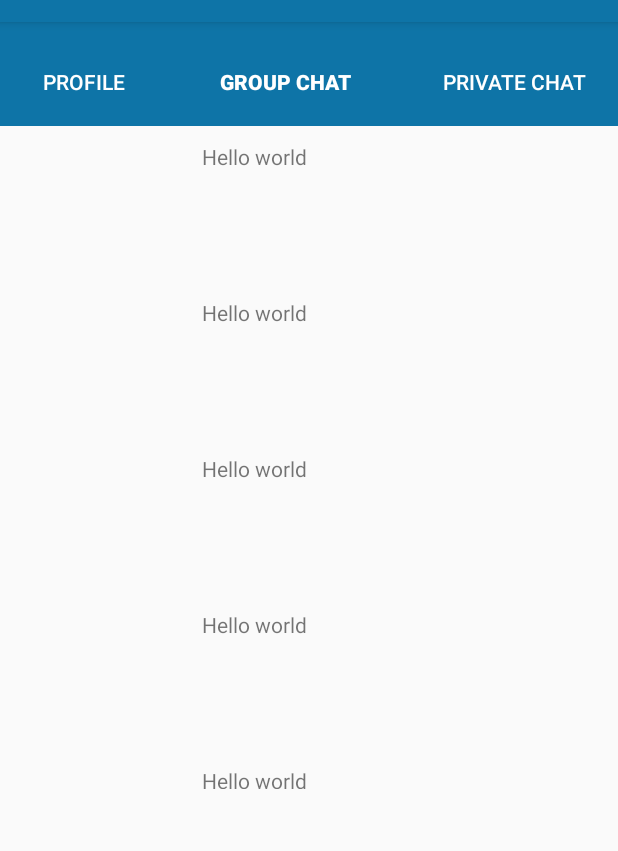
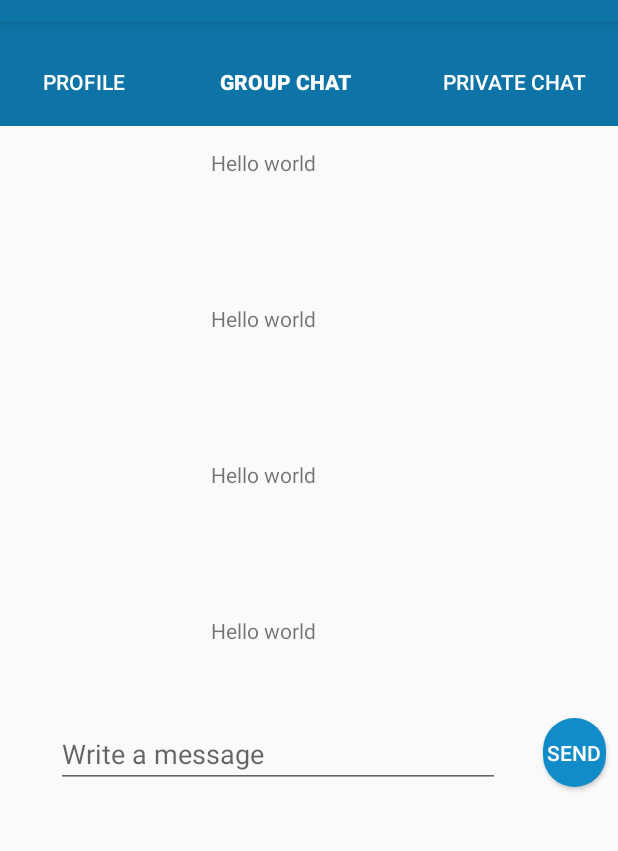
Before and after one commit to Projets5A/androidAppChat, an Android app: the Chat screen opened directly, with no data from a screen before it, on a phone screen of 412 x 824 dp, the part 62-913 px from its top. Run offline under Robolectric (Android 15) with nearby library versions, the phone set to English and light mode, and no system bars.

Commit message:
champ message sur chat et page profile

```diff
--- a/app/src/main/java/com/example/kruse/myapplication/Chat.java
+++ b/app/src/main/java/com/example/kruse/myapplication/Chat.java
@@ -14,13 +14,20 @@ import android.widget.TextView;
 import java.util.ArrayList;
 import java.util.List;
 
-public class Chat extends AppCompatActivity {
+public class Chat extends AppCompatActivity implements OnMessagePostListener {
+
+    private TextView messageView;
+    private PostGroupeMessagesTask postMessageTask = null;
 
     @Override
     protected void onCreate(Bundle savedInstanceState) {
         super.onCreate(savedInstanceState);
         setContentView(R.layout.activity_chat);
         Button buttonProfile = findViewById(R.id.profile);
+        Button buttonWriteMessage = findViewById(R.id.WriteMessage);
+
+        messageView = findViewById(R.id.messageChat);
+
 
         buttonProfile.setOnClickListener(new View.OnClickListener() {
             @Override
@@ -29,10 +36,20 @@ public class Chat extends AppCompatActivity {
             }
         });
 
+        buttonWriteMessage.setOnClickListener(new View.OnClickListener() {
+            @Override
+            public void onClick(View view) {
+                onButtonWriteMessageClick();
+            }
+        });
+
         RecyclerView recyclerView = (RecyclerView) findViewById(R.id.recycler_view_id);
 
         GetGroupeMessagesTask getGroupMessages = new GetGroupeMessagesTask();
         getGroupMessages.execute();
+
+
+
 
         List<String> messages = new ArrayList<>();
 
@@ -58,4 +75,15 @@ public class Chat extends AppCompatActivity {
         startActivity(intent);
     }
 
+    private void onButtonWriteMessageClick() {
+        PostGroupeMessagesTask postGroupMessages = new PostGroupeMessagesTask();
+        postGroupMessages.execute();
+    }
+
+    @Override
+    public void postMessage(Boolean success) {
+
+
+    }
+
 }
--- /dev/null
+++ b/app/src/main/java/com/example/kruse/myapplication/OnMessagePostListener.java
@@ -0,0 +1,6 @@
+package com.example.kruse.myapplication;
+
+
+public interface OnMessagePostListener {
+    void postmessage(Boolean success);
+}
--- /dev/null
+++ b/app/src/main/res/drawable/roundedbutton.xml
@@ -0,0 +1,9 @@
+<?xml version="1.0" encoding="utf-8"?>
+<shape xmlns:android="http://schemas.android.com/apk/res/android"
+    android:shape="rectangle">
+    <solid android:color="@color/colorAccent" />
+    <corners android:bottomRightRadius="300dp"
+        android:bottomLeftRadius="300dp"
+        android:topRightRadius="300dp"
+        android:topLeftRadius="300dp"/>
+</shape>
--- a/app/src/main/res/layout/activity_chat.xml
+++ b/app/src/main/res/layout/activity_chat.xml
@@ -8,13 +8,15 @@
 
     <android.support.v7.widget.RecyclerView
         android:id="@+id/recycler_view_id"
-        android:layout_width="383dp"
-        android:layout_height="439dp"
-        android:layout_marginTop="72dp"
+        android:layout_width="339dp"
+        android:layout_height="353dp"
+        android:layout_marginTop="76dp"
+        android:layout_marginEnd="16dp"
         app:layout_constraintEnd_toEndOf="parent"
         app:layout_constraintTop_toTopOf="parent"></android.support.v7.widget.RecyclerView>
 
     <LinearLayout
+        android:id="@+id/linearLayout"
         android:layout_width="413dp"
         android:layout_height="69dp"
         android:layout_marginStart="5dp"
@@ -78,4 +80,34 @@
 
     </LinearLayout>
 
+    <EditText
+        android:id="@+id/messageChat"
+        android:layout_width="296dp"
+        android:layout_height="wrap_content"
+        android:layout_marginStart="8dp"
+        android:layout_marginTop="396dp"
+        android:layout_marginEnd="8dp"
+        android:ems="10"
+        android:inputType="textLongMessage|textPersonName"
+        android:hint="@string/placeholer_chat"
+        app:layout_constraintEnd_toEndOf="parent"
+        app:layout_constraintHorizontal_bias="0.291"
+        app:layout_constraintStart_toStartOf="parent"
+        app:layout_constraintTop_toBottomOf="@+id/linearLayout" />
+
+    <Button
+        android:id="@+id/WriteMessage"
+        android:layout_width="42dp"
+        android:layout_height="46dp"
+        android:layout_marginStart="8dp"
+        android:layout_marginTop="464dp"
+        android:layout_marginEnd="8dp"
+        android:background="@drawable/roundedbutton"
+        android:text="Send"
+        android:textColor="@android:color/white"
+        app:layout_constraintEnd_toEndOf="parent"
+        app:layout_constraintHorizontal_bias="1.0"
+        app:layout_constraintStart_toStartOf="parent"
+        app:layout_constraintTop_toTopOf="parent" />
+
 </android.support.constraint.ConstraintLayout>
--- a/app/src/main/res/values/strings.xml
+++ b/app/src/main/res/values/strings.xml
@@ -8,4 +8,5 @@
     <string name="error_field_required">This field is required</string>
     <string name="error_not_same_password">The two passwords are not the same</string>
     <string name="error_pseudo_empty">Enter a pseudo</string>
+    <string name="placeholer_chat">Write a message</string>
 </resources>
```
Also changed, not shown: app/src/main/java/com/example/kruse/myapplication/PostGroupeMessagesTask.java (added, +39 -0 lines), app/src/main/java/com/example/kruse/myapplication/ProfileActivity.java (+17 -0 lines), app/src/main/res/layout/content_profile.xml (+8 -21 lines).
